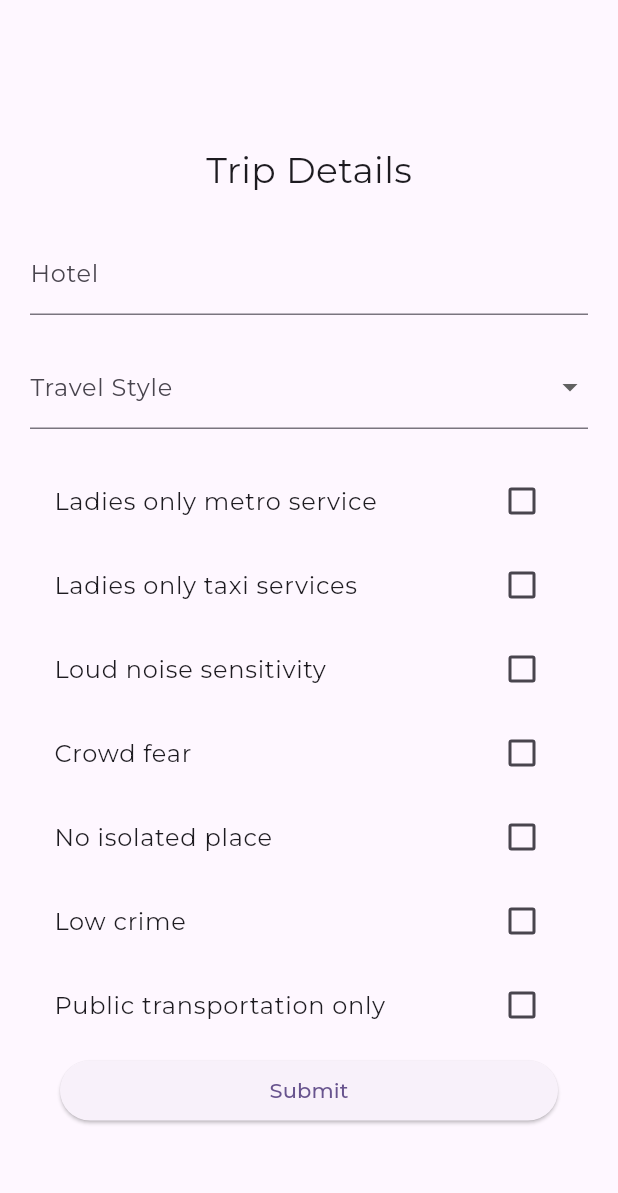
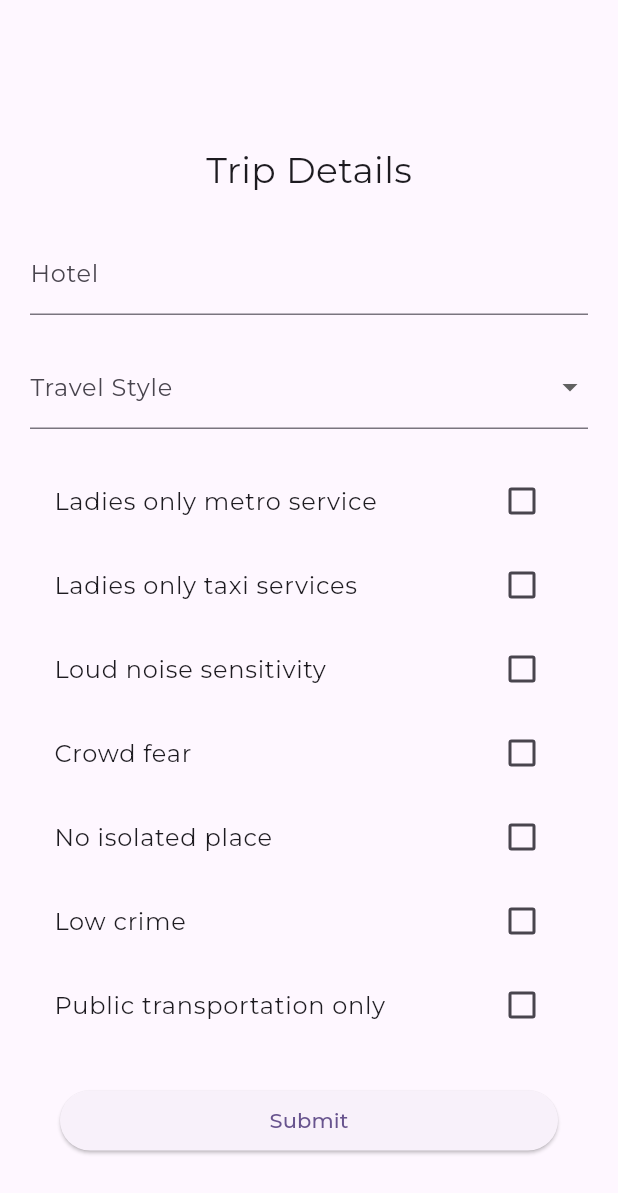
Before and after one commit to dartm05/SafetyApp, a Flutter app: the TripPlacesScreen screen opened by its route, on a phone screen of 412 x 824 dp. Shown: the top 1193 px of the screen. Run offline on Flutter 3.47's test engine with Material 3 defaults, Android fonts, the phone set to English and light mode, and no system bars; our stand-ins replace flutter_dotenv, flutter_svg, go_router, google_fonts, shared_preferences; accounts and stored records are empty.

Commit message:
refactor(trip_places): Update padding and width limits on web

```diff
--- a/front/lib/src/features/trip_detail/screens/trip_places_screen.dart
+++ b/front/lib/src/features/trip_detail/screens/trip_places_screen.dart
@@ -43,7 +43,8 @@ class _TripPlacesScreenState extends State<TripPlacesScreen> {
 
   @override
   Widget build(BuildContext context) {
-    const sizedBoxM = SizedBox(height: 20);
+    double width = MediaQuery.of(context).size.width;
+    SizedBox sizedBoxM = width > 800 ? SizedBox(height: 60,) : SizedBox(height: 20);
     final tripFormProvider = Provider.of<TripFormProvider>(context);
     return ListView(
       children: [
@@ -57,6 +58,8 @@ class _TripPlacesScreenState extends State<TripPlacesScreen> {
           ),
         ),
         Center(
+          child: SizedBox(
+            width: width > 800 ? 600 : width,
             child: ListView(
               shrinkWrap: true,
               children: [
@@ -192,6 +195,7 @@ class _TripPlacesScreenState extends State<TripPlacesScreen> {
                               });
                             },
                           ),
+                          sizedBoxM,
                           Padding(
                             padding: const EdgeInsets.symmetric(
                                 vertical: 5.0, horizontal: 20),
@@ -244,6 +248,7 @@ class _TripPlacesScreenState extends State<TripPlacesScreen> {
               ],
             ),
           ),
+        ),
       ],
     );
   }
```
Lines whose indentation alone changed are shown as unchanged.
